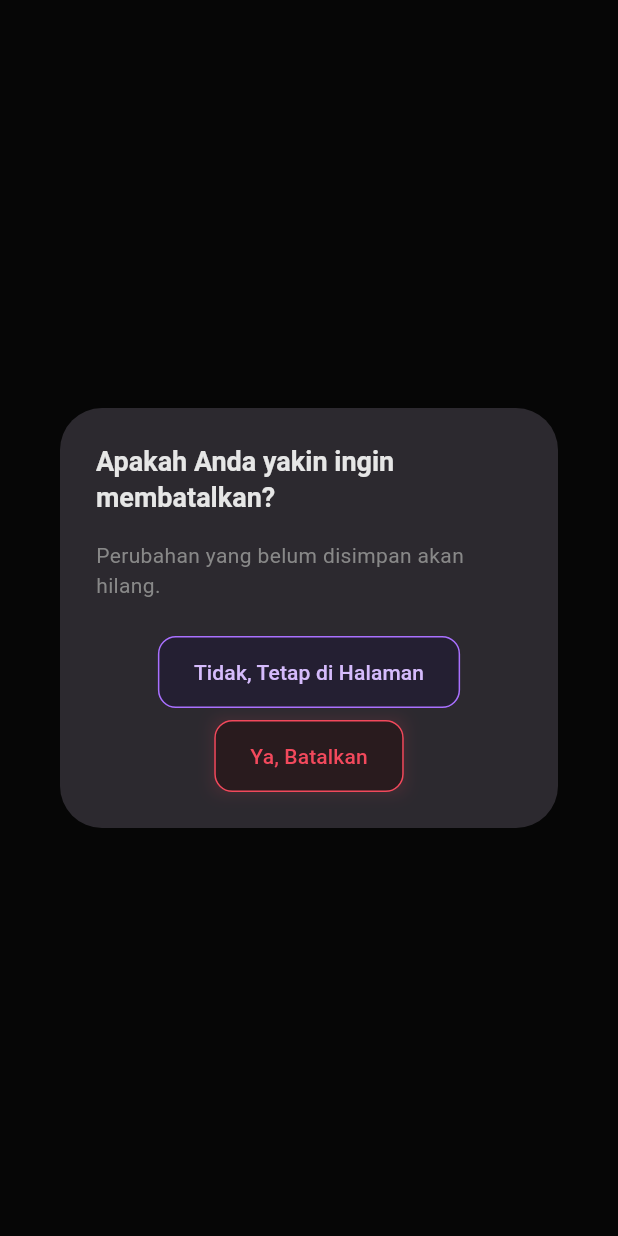
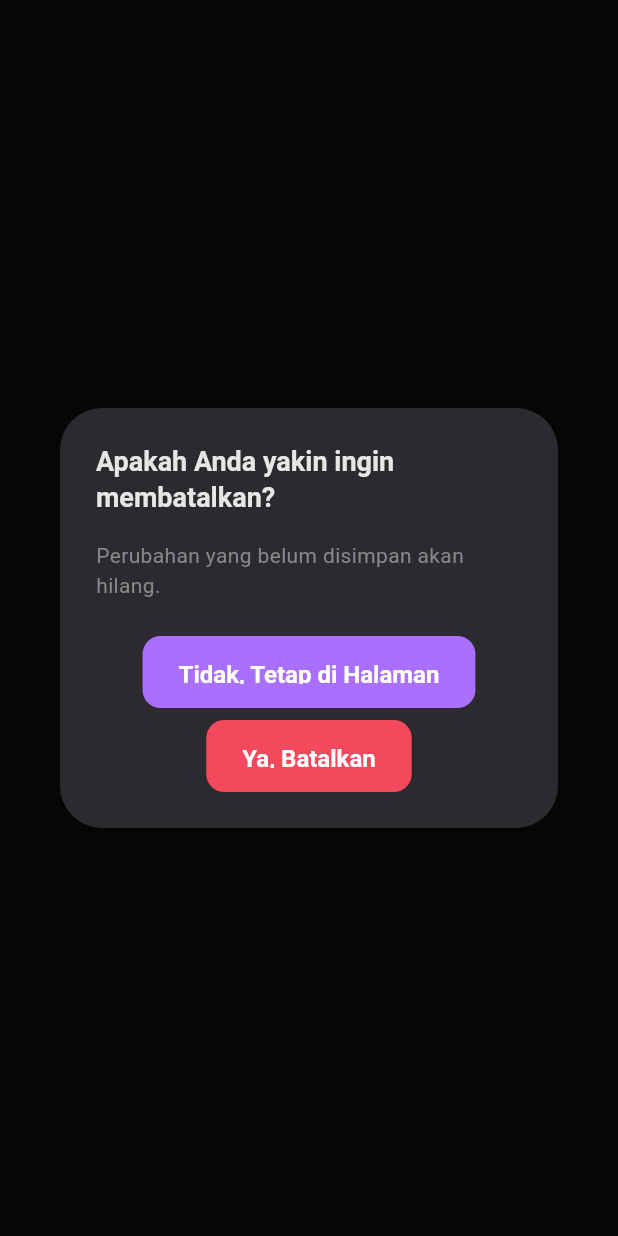
Before and after one commit to andjoy404/social-finance, a Flutter app: what confirm() shows on an empty page, opened directly, on a phone screen of 412 x 824 dp. Run offline on Flutter 3.47's test engine with Material 3 defaults, Android fonts, the phone set to English and light mode, and no system bars; our stand-ins replace dio, firebase_core, firebase_messaging, fl_chart, flutter_riverpod, flutter_secure_storage and 5 more; missing offline and left inert: excel, file_saver; accounts and stored records are empty; network calls fail.

Commit message:
ui: change confirmation popup buttons to solid blocking style in Kas Form Navigation Guard

```diff
--- a/mobile/lib/core/navigators/kas_form_navigation_guard.dart
+++ b/mobile/lib/core/navigators/kas_form_navigation_guard.dart
@@ -133,12 +133,12 @@ class KasFormNavigationGuard {
               alignment: Alignment.center,
               child: SizedBox(
                 height: 48,
-                child: OutlinedButton(
+                child: ElevatedButton(
                   key: const Key('kas-cancel-stay'),
                   onPressed: () => Navigator.of(dialogContext).pop(false),
-                  style: OutlinedButton.styleFrom(
-                    side: const BorderSide(color: AppColors.accent),
-                    backgroundColor: AppColors.accentSoftColor(dialogContext),
+                  style: ElevatedButton.styleFrom(
+                    backgroundColor: AppColors.accent,
+                    foregroundColor: Colors.white,
                     shape: RoundedRectangleBorder(
                       borderRadius: BorderRadius.circular(AppRadius.base),
                     ),
@@ -150,34 +150,19 @@ class KasFormNavigationGuard {
             const SizedBox(height: 8),
             Align(
               alignment: Alignment.center,
-              child: Container(
-                decoration: BoxDecoration(
-                  boxShadow: [
-                    BoxShadow(
-                      color: AppColors.danger.withValues(alpha: 0.15),
-                      blurRadius: 8,
-                      offset: const Offset(0, 0),
-                    ),
-                  ],
-                ),
               child: SizedBox(
                 height: 48,
-                  child: OutlinedButton(
+                child: ElevatedButton(
                   key: const Key('kas-cancel-confirm'),
                   onPressed: () => Navigator.of(dialogContext).pop(true),
-                    style: OutlinedButton.styleFrom(
-                      side: const BorderSide(color: AppColors.danger),
-                      backgroundColor:
-                          Theme.of(dialogContext).brightness == Brightness.dark
-                              ? AppColors.darkDangerSoft
-                              : AppColors.danger.withValues(alpha: 0.20),
-                      foregroundColor: AppColors.danger,
+                  style: ElevatedButton.styleFrom(
+                    backgroundColor: AppColors.danger,
+                    foregroundColor: Colors.white,
                     shape: RoundedRectangleBorder(
                       borderRadius: BorderRadius.circular(AppRadius.base),
                     ),
                   ),
                   child: const Text('Ya, Batalkan'),
-                  ),
                 ),
               ),
             ),
```
Lines whose indentation alone changed are shown as unchanged.
